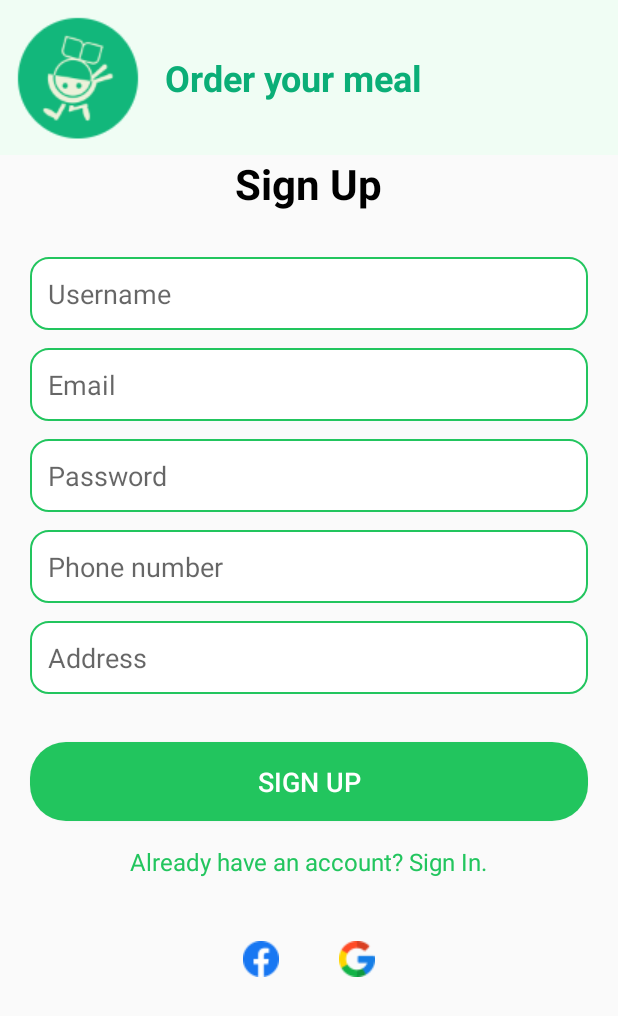
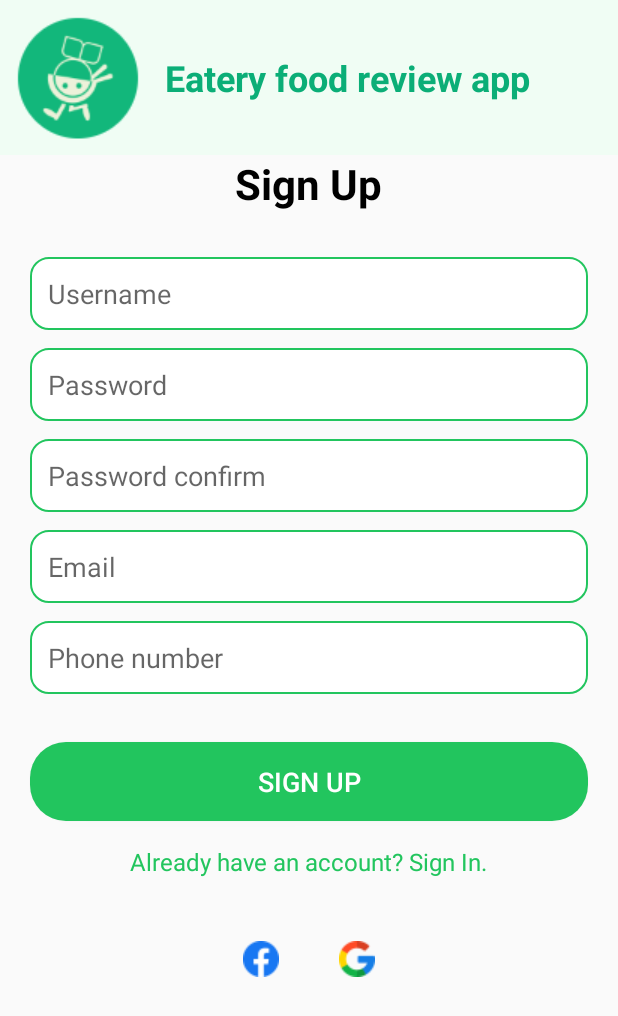
Before and after one commit to LennyFindAName/PRM_FoodEateryReview, an Android app: the RegisterActivity screen opened directly, with no data from a screen before it, after a tap on "SIGN UP", on a phone screen of 412 x 824 dp. Shown: the top 1016 px of the screen. Run offline under Robolectric (Android 15) with nearby library versions, the light colour scheme and no system bars.

Commit message:
feat: Register

```diff
--- a/app/src/main/java/prm392/project/inter/AuthService.java
+++ b/app/src/main/java/prm392/project/inter/AuthService.java
@@ -2,6 +2,7 @@ package prm392.project.inter;
 
 import prm392.project.model.DTOs.LoginRequest;
 import prm392.project.model.DTOs.LoginResponse;
+import prm392.project.model.DTOs.RegisterRequest;
 import prm392.project.model.SignIn;
 import prm392.project.model.ResponseTokenDTO;
 import prm392.project.model.SignUp;
@@ -16,6 +17,6 @@ public interface AuthService {
     @POST("Authen/login")
     Call<LoginResponse> login(@Body LoginRequest loginRequest);
 
-    @POST("User/auth/local/sigup")
-    Call<ResponseTokenDTO> signup(@Body SignUp user);
+    @POST("Authen/register")
+    Call<Void> register(@Body RegisterRequest request);
 }
--- a/app/src/main/java/prm392/project/repo/AuthRepository.java
+++ b/app/src/main/java/prm392/project/repo/AuthRepository.java
@@ -5,6 +5,7 @@ import prm392.project.factory.APIClient;
 import prm392.project.inter.AuthService;
 import prm392.project.model.DTOs.LoginRequest;
 import prm392.project.model.DTOs.LoginResponse;
+import prm392.project.model.DTOs.RegisterRequest;
 import prm392.project.model.SignIn;
 import prm392.project.model.ResponseTokenDTO;
 import prm392.project.model.SignUp;
@@ -24,7 +25,7 @@ public class AuthRepository {
         return authService.login(loginRequest);
     }
 
-    public Call<ResponseTokenDTO> signUp(SignUp account){
-        return authService.signup(account);
+    public Call<Void> register(@Body RegisterRequest request){
+        return authService.register(request);
     }
 }
--- a/app/src/main/java/prm392/project/view/RegisterActivity.java
+++ b/app/src/main/java/prm392/project/view/RegisterActivity.java
@@ -3,6 +3,7 @@ package prm392.project.view;
 import android.content.Intent;
 import android.content.SharedPreferences;
 import android.os.Bundle;
+import android.util.Log;
 import android.view.View;
 import android.widget.Button;
 import android.widget.EditText;
@@ -15,6 +16,9 @@ import androidx.appcompat.app.AppCompatActivity;
 import java.io.IOException;
 
 import prm392.project.R;
+import prm392.project.factory.APIClient;
+import prm392.project.inter.AuthService;
+import prm392.project.model.DTOs.RegisterRequest;
 import prm392.project.model.ResponseTokenDTO;
 import prm392.project.model.SignUp;
 import prm392.project.repo.AuthRepository;
@@ -23,97 +27,61 @@ import retrofit2.Callback;
 import retrofit2.Response;
 
 public class RegisterActivity extends AppCompatActivity {
-    private EditText edtUsername, edtEmail, edtPassword, edtPhoneNumber, edtAddress;
+
+    private EditText edtUsername, edtPassword, edtPasswordConfirm, edtEmail, edtPhone;
     private Button btnSignUp;
     private TextView tvSignIn;
-    private AuthRepository authRepository;
 
     @Override
     protected void onCreate(Bundle savedInstanceState) {
         super.onCreate(savedInstanceState);
-        EdgeToEdge.enable(this);
         setContentView(R.layout.activity_register);
 
         edtUsername = findViewById(R.id.edtUsername);
-        edtEmail = findViewById(R.id.edtUsername);
         edtPassword = findViewById(R.id.edtPassword);
-        edtPhoneNumber = findViewById(R.id.edtPhoneNumber);
-        edtAddress = findViewById(R.id.edtAddress);
+        edtPasswordConfirm = findViewById(R.id.edtPasswordConfirm);
+        edtEmail = findViewById(R.id.edtEmail);
+        edtPhone = findViewById(R.id.edtPhoneNumber);
         btnSignUp = findViewById(R.id.btnSignUp);
         tvSignIn = findViewById(R.id.tvSignIn);
 
-        authRepository = new AuthRepository(this);
+        btnSignUp.setOnClickListener(v -> registerUser());
+        tvSignIn.setOnClickListener(v -> startActivity(new Intent(this, LoginActivity.class)));
+    }
 
-        tvSignIn.setOnClickListener(new View.OnClickListener() {
+    private void registerUser() {
+        String username = edtUsername.getText().toString().trim();
+        String password = edtPassword.getText().toString().trim();
+        String confirmPassword = edtPasswordConfirm.getText().toString().trim();
+        String email = edtEmail.getText().toString().trim();
+        String phone = edtPhone.getText().toString().trim();
+
+        if (username.length() < 5 || password.length() < 6 || !password.equals(confirmPassword) || email.isEmpty()) {
+            Toast.makeText(this, "Invalid input. Check all fields.", Toast.LENGTH_SHORT).show();
+            return;
+        }
+
+        RegisterRequest request = new RegisterRequest(username, password, confirmPassword, email, phone);
+        AuthService authService = APIClient.getClient(this).create(AuthService.class);
+
+        authService.register(request).enqueue(new Callback<Void>() {
             @Override
-            public void onClick(View v) {
-                Intent intent = new Intent(RegisterActivity.this, LoginActivity.class);
-                startActivity(intent);
+            public void onResponse(Call<Void> call, Response<Void> response) {
+                Log.d("REGISTER_DEBUG", "Response Code: " + response.code());
+                if (response.isSuccessful()) {
+                    Toast.makeText(RegisterActivity.this, "Registration successful!", Toast.LENGTH_SHORT).show();
+                    startActivity(new Intent(RegisterActivity.this, LoginActivity.class));
+                    finish();
+                } else {
+                    Toast.makeText(RegisterActivity.this, "Registration failed: " + response.code(), Toast.LENGTH_SHORT).show();
+                }
             }
-        });
 
-        btnSignUp.setOnClickListener(new View.OnClickListener() {
             @Override
-            public void onClick(View v) {
-                signUp();
+            public void onFailure(Call<Void> call, Throwable t) {
+                Log.e("REGISTER_DEBUG", "Error: " + t.getMessage());
+                Toast.makeText(RegisterActivity.this, "Network error: " + t.getMessage(), Toast.LENGTH_LONG).show();
             }
         });
     }
-
-    private void signUp() {
-        String username = edtUsername.getText().toString();
-        String email = edtEmail.getText().toString();
-        String password = edtPassword.getText().toString();
-        String phoneNumber = edtPhoneNumber.getText().toString();
-        String address = edtAddress.getText().toString();
-
-        if (username.isEmpty() || email.isEmpty() || password.isEmpty() || phoneNumber.isEmpty() || address.isEmpty()) {
-            Toast.makeText(RegisterActivity.this, "Please fill in all fields", Toast.LENGTH_SHORT).show();
-            return;
-        }
-
-        if (!android.util.Patterns.EMAIL_ADDRESS.matcher(email).matches()) {
-            Toast.makeText(RegisterActivity.this, "Invalid email format", Toast.LENGTH_SHORT).show();
-            return;
-        }
-
-        SignUp signUp = new SignUp(email, password, username, phoneNumber, address);
-
-        authRepository.signUp(signUp).enqueue(new Callback<ResponseTokenDTO>() {
-            @Override
-            public void onResponse(Call<ResponseTokenDTO> call, Response<ResponseTokenDTO> response) {
-                if (response.isSuccessful()) {
-                    String token = response.body().getAccess_token();
-                    saveToken(token);
-                    Toast.makeText(RegisterActivity.this, "Register successful", Toast.LENGTH_SHORT).show();
-
-                    // Chuyển sang màn hình HomeActivity
-                    Intent intent = new Intent(RegisterActivity.this, HomeActivity.class);
-                    startActivity(intent);
-                    finish();  // Optional
-
-                } else {
-                    Toast.makeText(RegisterActivity.this, "Sign Up failed", Toast.LENGTH_SHORT).show();
-                }
-            }
-
-
-            @Override
-            public void onFailure(Call<ResponseTokenDTO> call, Throwable t) {
-                if (t instanceof IOException) {
-                    Toast.makeText(RegisterActivity.this, "Network error, please check your connection", Toast.LENGTH_SHORT).show();
-                } else {
-                    Toast.makeText(RegisterActivity.this, "Error: " + t.getMessage(), Toast.LENGTH_SHORT).show();
-                }
-            }
-        });
-    }
-
-    private void saveToken(String token) {
-        SharedPreferences sharedPreferences = getSharedPreferences("MyAppPrefs", MODE_PRIVATE);
-        SharedPreferences.Editor editor = sharedPreferences.edit();
-        editor.putString("access_token", token);
-        editor.apply();
-    }
-
 }
--- a/app/src/main/res/layout/activity_login.xml
+++ b/app/src/main/res/layout/activity_login.xml
@@ -27,7 +27,7 @@
             android:layout_width="wrap_content"
             android:layout_height="wrap_content"
             android:layout_marginStart="16dp"
-            android:text="Order your meal"
+            android:text="Eatery food review app"
             android:textColor="#0BAE77"
             android:textSize="24sp"
             android:textStyle="bold" />
@@ -46,7 +46,7 @@
 
     <!-- Email Input -->
     <EditText
-        android:id="@+id/edtUsername"
+        android:id="@+id/edtPassword"
         android:layout_width="match_parent"
         android:layout_height="wrap_content"
         android:layout_marginLeft="20dp"
@@ -61,7 +61,7 @@
 
     <!-- Password Input -->
     <EditText
-        android:id="@+id/edtPassword"
+        android:id="@+id/edtPasswordConfirm"
         android:layout_width="match_parent"
         android:layout_height="wrap_content"
         android:layout_marginLeft="20dp"
--- a/app/src/main/res/layout/activity_register.xml
+++ b/app/src/main/res/layout/activity_register.xml
@@ -27,7 +27,7 @@
             android:layout_width="wrap_content"
             android:layout_height="wrap_content"
             android:layout_marginStart="16dp"
-            android:text="Order your meal"
+            android:text="Eatery food review app"
             android:textColor="#0BAE77"
             android:textSize="24sp"
             android:textStyle="bold" />
@@ -60,20 +60,6 @@
 
     <!-- Email Input -->
     <EditText
-        android:id="@+id/edtUsername"
-        android:layout_width="match_parent"
-        android:layout_height="wrap_content"
-        android:layout_marginLeft="20dp"
-        android:layout_marginRight="20dp"
-        android:layout_marginBottom="12dp"
-        android:background="@drawable/rounded_edit_text"
-        android:drawableTint="@color/colorAccent"
-        android:hint="Email"
-        android:inputType="textEmailAddress"
-        android:padding="12dp" />
-
-    <!-- Password Input -->
-    <EditText
         android:id="@+id/edtPassword"
         android:layout_width="match_parent"
         android:layout_height="wrap_content"
@@ -83,9 +69,36 @@
         android:background="@drawable/rounded_edit_text"
         android:drawableTint="@color/colorAccent"
         android:hint="Password"
+        android:inputType="textEmailAddress"
+        android:padding="12dp" />
+
+    <!-- Password Input -->
+    <EditText
+        android:id="@+id/edtPasswordConfirm"
+        android:layout_width="match_parent"
+        android:layout_height="wrap_content"
+        android:layout_marginLeft="20dp"
+        android:layout_marginRight="20dp"
+        android:layout_marginBottom="12dp"
+        android:background="@drawable/rounded_edit_text"
+        android:drawableTint="@color/colorAccent"
+        android:hint="Password confirm"
         android:padding="12dp" />
 
     <!-- Phone number Input -->
+    <EditText
+        android:id="@+id/edtEmail"
+        android:layout_width="match_parent"
+        android:layout_height="wrap_content"
+        android:layout_marginLeft="20dp"
+        android:layout_marginRight="20dp"
+        android:layout_marginBottom="12dp"
+        android:background="@drawable/rounded_edit_text"
+        android:drawableTint="@color/colorAccent"
+        android:hint="Email"
+        android:padding="12dp" />
+
+    <!-- Address Input -->
     <EditText
         android:id="@+id/edtPhoneNumber"
         android:layout_width="match_parent"
@@ -96,19 +109,6 @@
         android:background="@drawable/rounded_edit_text"
         android:drawableTint="@color/colorAccent"
         android:hint="Phone number"
-        android:padding="12dp" />
-
-    <!-- Address Input -->
-    <EditText
-        android:id="@+id/edtAddress"
-        android:layout_width="match_parent"
-        android:layout_height="wrap_content"
-        android:layout_marginLeft="20dp"
-        android:layout_marginRight="20dp"
-        android:layout_marginBottom="12dp"
-        android:background="@drawable/rounded_edit_text"
-        android:drawableTint="@color/colorAccent"
-        android:hint="Address"
         android:padding="12dp" />
 
     <Button
```
Also changed, not shown: app/src/main/java/prm392/project/model/DTOs/RegisterRequest.java (added, +71 -0 lines), app/src/main/java/prm392/project/view/LoginActivity.java (+9 -7 lines).
